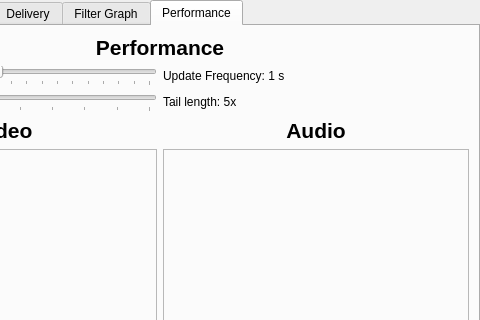
First picture: the form in ui/statisticswindow.ui, repository ultravideo/uvgComm, before the edit; both pictures show x 160 to 640 and y 0 to 320 of the 640 by 800 pixel window.
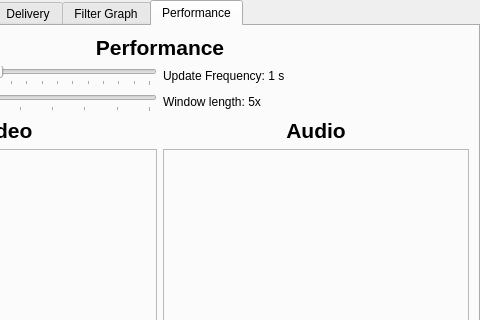
Second picture: the form after the edit. The open tabs and pages were chosen to show the change. Custom widgets are drawn as their Qt base class.

```diff
--- a/ui/statisticswindow.ui
+++ b/ui/statisticswindow.ui
@@ -520,7 +520,7 @@
           </sizepolicy>
          </property>
          <property name="text">
-          <string>Tail length: 5x</string>
+          <string>Window length: 5x</string>
          </property>
         </widget>
        </item>
```
